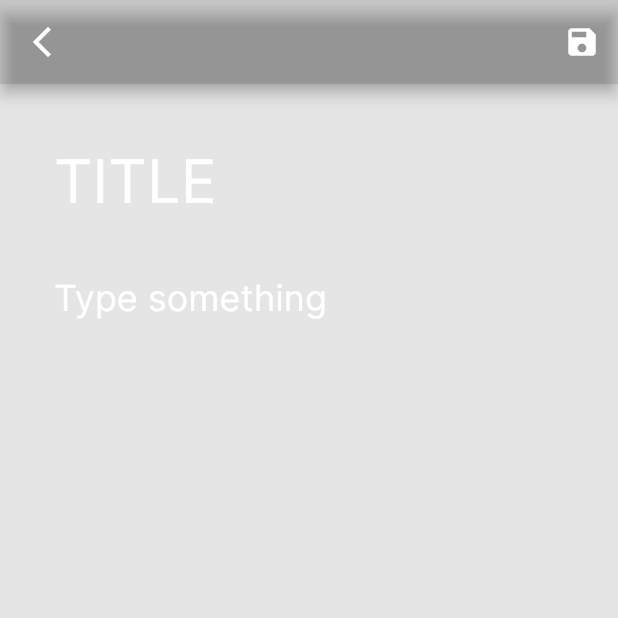
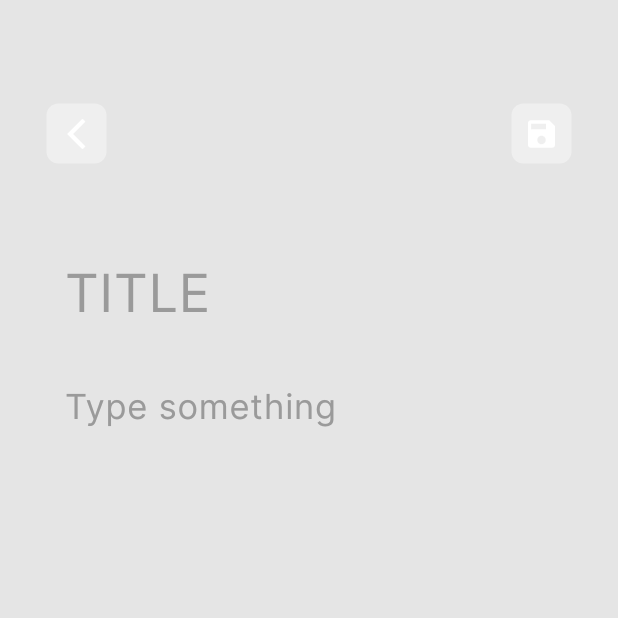
Before and after one commit to jasurbekqochqorov/homework_project, a Flutter app: the screen it shows after launch, after a tap on the "add" icon, on a phone screen of 412 x 824 dp, the top half of it. Run offline on Flutter 3.47's test engine with Material 3 defaults, Android fonts, the phone set to English and light mode, and no system bars; our stand-ins replace flutter_bloc, shared_preferences, sqflite; accounts and stored records are empty.

Commit message:
homework_16_3

```diff
--- a/lib/main.dart
+++ b/lib/main.dart
@@ -29,7 +29,7 @@ class MyApp extends StatelessWidget {
   Widget build(BuildContext context) {
     return MaterialApp(
       debugShowCheckedModeBanner: false,
-      theme: ThemeData(useMaterial3: false),
+      // theme: ThemeData(useMaterial3: false),
       home: const NotesScreen(),
     );
   }
--- a/lib/screens/note/add_note_screen.dart
+++ b/lib/screens/note/add_note_screen.dart
@@ -24,19 +24,25 @@ class _AddNotesScreenState extends State<AddNotesScreen> {
   Widget build(BuildContext context) {
     return Scaffold(
       backgroundColor: AppColors.black.withOpacity(0.1),
-      appBar: AppBar(
-        leading: IconButton(onPressed: (){
+      body:  SingleChildScrollView(
+        child: Padding(
+          padding:const EdgeInsets.symmetric(horizontal:27,vertical:10),
+          child: Column(
+            crossAxisAlignment: CrossAxisAlignment.start,
+            children: [
+              const SizedBox(height:55,),
+            Row(children: [
+              IconButton(onPressed: (){
                 Navigator.pop(context);
               },
                 style: IconButton.styleFrom(
-            backgroundColor: AppColors.white.withOpacity(0.4),
+                    backgroundColor:AppColors.white.withOpacity(0.4),
                     shape: RoundedRectangleBorder(
                       borderRadius: BorderRadius.circular(8),
                     )
                 ),
                 icon: const Icon(Icons.arrow_back_ios_new,color: AppColors.white,),),
-        backgroundColor: AppColors.black.withOpacity(0.1),
-        actions: [
+              const Spacer(),
               IconButton(onPressed: (){
                 showDialog(context: context, builder:(context){
                   return AlertDialog(
@@ -82,24 +88,19 @@ class _AddNotesScreenState extends State<AddNotesScreen> {
                         borderRadius: BorderRadius.circular(8)
                     )
                 ),
-            icon:const Icon(Icons.save),color: AppColors.white,)
-        ],
-      ),
-      body:  SingleChildScrollView(
-        child: Padding(
-          padding:const EdgeInsets.symmetric(horizontal:24,vertical:10),
-          child: Column(children: [
-            const SizedBox(height:10,),
+                icon:const Icon(Icons.save),color: AppColors.white,),
+            ],),
+            const SizedBox(height:40,),
             TextField(
               controller: titleController,
               maxLines: null,
               style: AppTextStyle.interRegular.copyWith(
-                color: AppColors.white,fontSize:40
+                color: AppColors.white,fontSize:35
               ),
               decoration: InputDecoration(
                 hintText:'TITLE',
                 hintStyle: AppTextStyle.interRegular.copyWith(
-                  color: AppColors.white,fontSize:40
+                  color: const Color(0xFF9A9A9A),fontSize:35
                 ),
                 border:const OutlineInputBorder(
                   borderSide: BorderSide.none
@@ -110,12 +111,12 @@ class _AddNotesScreenState extends State<AddNotesScreen> {
               controller: subTitleController,
               maxLines: null,
               style: AppTextStyle.interRegular.copyWith(
-                  color: AppColors.white,fontSize:20
+                  color:Colors.white,fontSize:23
               ),
               decoration: InputDecoration(
                   hintText:'Type something',
                   hintStyle: AppTextStyle.interRegular.copyWith(
-                      color: AppColors.white,fontSize:24
+                      color:const Color(0xFF9A9A9A),fontSize:23
                   ),
                   border:const OutlineInputBorder(
                       borderSide: BorderSide.none
--- a/lib/screens/note/notes_screen.dart
+++ b/lib/screens/note/notes_screen.dart
@@ -11,7 +11,6 @@ import 'package:homework12/utils/images/app_images.dart';
 import 'package:homework12/utils/styles/app_text_style.dart';
 import '../../blocs/note/note_bloc.dart';
 import '../../blocs/note/note_state.dart';
-import '../../data/global/global_list.dart';
 
 
 
@@ -27,28 +26,36 @@ class _NotesScreenState extends State<NotesScreen> {
   Widget build(BuildContext context) {
     return Scaffold(
       backgroundColor: AppColors.black.withOpacity(0.1),
-      appBar: AppBar(
-        backgroundColor: AppColors.black.withOpacity(0.1),
-        elevation: 0,
-        title: Text('Notes',style: AppTextStyle.interBold.copyWith(
+      body: Column(children: [
+        const SizedBox(height: 60,),
+        Padding(
+          padding: const EdgeInsets.symmetric(horizontal:24),
+          child: Row(children: [
+            Text('Notes',style: AppTextStyle.interBold.copyWith(
                 color: AppColors.white,fontSize:40
             ),),
-        actions: [
+            const Spacer(),
             IconButton(
                 style: IconButton.styleFrom(
-                backgroundColor:Colors.white.withOpacity(0.4)
+                    backgroundColor:Colors.white.withOpacity(0.4),
+                  shape: RoundedRectangleBorder(
+                    borderRadius: BorderRadius.circular(8),
+                  )
                 ),
                 onPressed: (){},
                 icon:const Icon(Icons.search,color: AppColors.white,)),
+            const SizedBox(width:8,),
             IconButton(
                 style: IconButton.styleFrom(
-                  backgroundColor:Colors.white.withOpacity(0.4)
+                    backgroundColor:Colors.white.withOpacity(0.4),
+                    shape: RoundedRectangleBorder(
+                      borderRadius: BorderRadius.circular(8),
+                    )
                 ),
                 onPressed: (){},
                 icon:const Icon(Icons.info,color: AppColors.white,)),
-        ],
+          ],),
         ),
-      body: Column(children: [
         BlocBuilder<NoteBloc, NoteState>(
           builder: (context, state) {
             if (state is CurrencyLoadingState) {
@@ -67,9 +74,9 @@ class _NotesScreenState extends State<NotesScreen> {
                   mainAxisAlignment: MainAxisAlignment.center,
                   crossAxisAlignment: CrossAxisAlignment.center,
                   children: [
-                    SizedBox(height:100,),
+                    const SizedBox(height:100,),
                   Image.asset(AppImages.img),
-                  SizedBox(height:10,),
+                  const SizedBox(height:10,),
                   Text("Create your first note !",style: AppTextStyle.interRegular.copyWith(
                     color: Colors.white,fontSize:24
                   ),)
@@ -94,7 +101,9 @@ class _NotesScreenState extends State<NotesScreen> {
                         trailing: IconButton(onPressed: (){
                           showDialog(context: context, builder:(context){
                             return AlertDialog(
-                              content: const Text("Do you want to delete"),
+                              content:Text("Do you want to delete",style: AppTextStyle.interMedium.copyWith(
+                                color: AppColors.black,fontSize: 20
+                              ),),
                               actions: [
                                 TextButton(onPressed: (){
                                   Navigator.pop(context);
@@ -107,7 +116,7 @@ class _NotesScreenState extends State<NotesScreen> {
                             );
                           });
                         },icon: const Icon(Icons.delete,color: Colors.white,),),
-                        // tileColor:noteModel.color.value.toString().toColor(),
+                        tileColor:Colors.red,
                         title: Text(
                             noteModel.title,style: AppTextStyle.interMedium.copyWith(
                           color: AppColors.white,fontSize:24
```
Also changed, not shown: lib/screens/note/info_screen.dart (+33 -15 lines), lib/screens/note/update_note_screen.dart (+9 -11 lines). Lines whose indentation alone changed are shown as unchanged.
